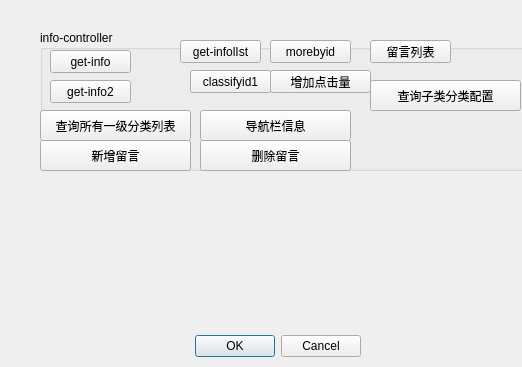
Before: the Qt Designer form CommandCenter/MainApp/hsftestdialog.ui in LDevin/CommandCenter, drawn with Qt 5.
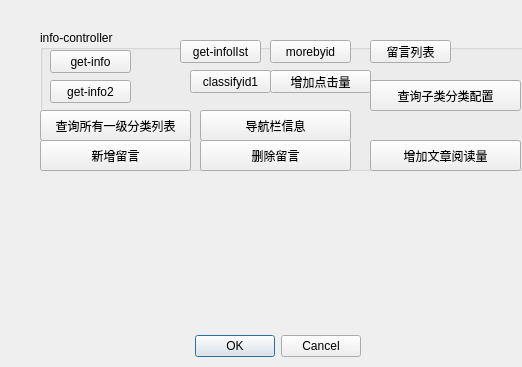
After: the same form once the commit is applied.

Patch:
```diff
--- a/CommandCenter/MainApp/hsftestdialog.ui
+++ b/CommandCenter/MainApp/hsftestdialog.ui
@@ -197,6 +197,19 @@
      <string>删除留言</string>
     </property>
    </widget>
+   <widget class="QPushButton" name="updateReadTimes">
+    <property name="geometry">
+     <rect>
+      <x>330</x>
+      <y>110</y>
+      <width>151</width>
+      <height>31</height>
+     </rect>
+    </property>
+    <property name="text">
+     <string>增加文章阅读量</string>
+    </property>
+   </widget>
   </widget>
  </widget>
  <resources/>
```
